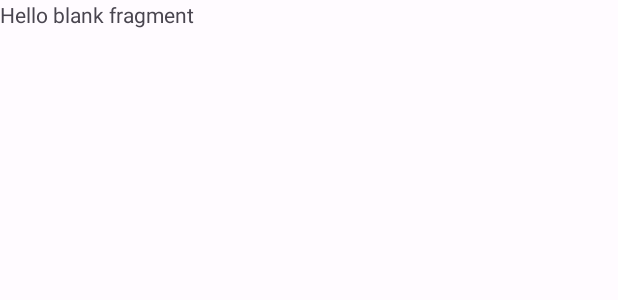
After one commit to Juanma-Gutierrez/Snap-shop, an Android app: the layout fragment_filter.xml on its own in the app's theme, with its tools: preview values and no code run, on a phone screen of 412 x 824 dp. The commit adds this screen. Shown: the top 300 px of the screen. Run offline under Robolectric (Android 15) with nearby library versions, the light colour scheme and no system bars; network calls fail.

Commit message:
Add filter fragment

```diff
--- /dev/null
+++ b/app/src/main/res/layout/fragment_filter.xml
@@ -0,0 +1,14 @@
+<?xml version="1.0" encoding="utf-8"?>
+<FrameLayout xmlns:android="http://schemas.android.com/apk/res/android"
+    xmlns:tools="http://schemas.android.com/tools"
+    android:layout_width="match_parent"
+    android:layout_height="match_parent"
+    tools:context=".ui.filter.FilterFragment">
+
+    <!-- TODO: Update blank fragment layout -->
+    <TextView
+        android:layout_width="match_parent"
+        android:layout_height="match_parent"
+        android:text="@string/hello_blank_fragment" />
+
+</FrameLayout>
--- a/app/src/main/res/values/strings.xml
+++ b/app/src/main/res/values/strings.xml
@@ -27,4 +27,6 @@
     <string name="filter">Filter products</string>
     <string name="share_text">Look  what I found: %1s %2s %3s</string>
     <!-- TODO: Remove or change this placeholder text -->
+    <string name="hello_blank_fragment">Hello blank fragment</string>
+    <!-- TODO: Remove or change this placeholder text -->
 </resources>
```
Also changed, not shown: app/src/main/java/com/juanma_gutierrez/snapshop/ui/filter/FilterFragment.kt (added, +24 -0 lines), app/src/main/java/com/juanma_gutierrez/snapshop/ui/filter/FilterService.kt (added, +15 -0 lines), app/src/main/java/com/juanma_gutierrez/snapshop/ui/products/ProductListFragment.kt (+10 -0 lines), app/src/main/res/navigation/main_navigation.xml (+8 -0 lines).
